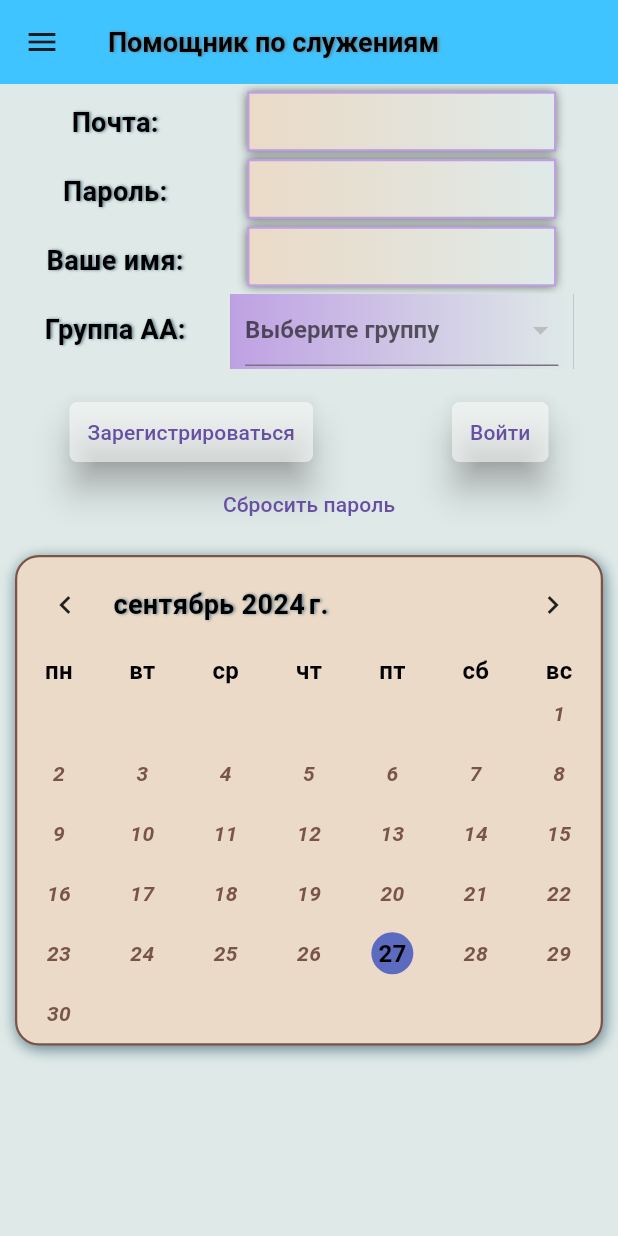
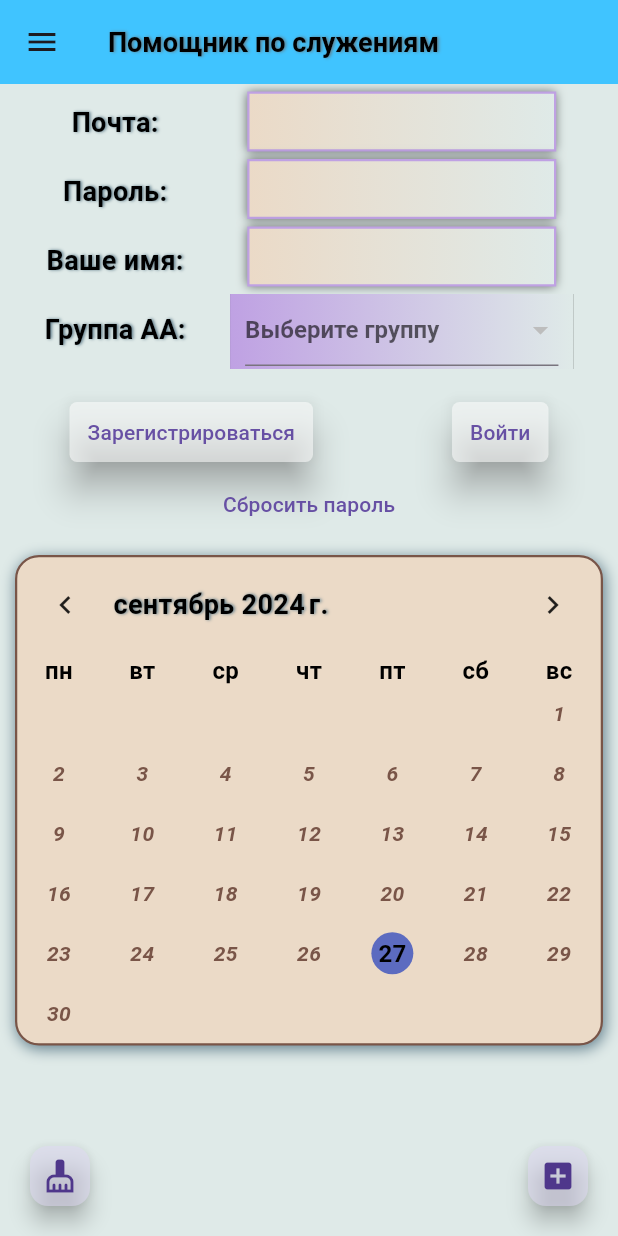
Before and after one commit to KovynevA/aahelperweb, a Flutter app: the screen it shows after launch, on a phone screen of 412 x 824 dp. Run offline on Flutter 3.47's test engine with Material 3 defaults, Android fonts, the phone set to English and light mode, and no system bars; drawn by our look-alikes of table_calendar; our stand-ins replace audioplayers, cloud_firestore, firebase_auth, firebase_core, fl_chart, mask_text_input_formatter; accounts and stored records are empty.

```diff
--- a/lib/helper/stylemenu.dart
+++ b/lib/helper/stylemenu.dart
@@ -295,6 +295,8 @@ class CustomFloatingActionButton extends StatelessWidget {
   Widget build(BuildContext context) {
     return FloatingActionButton(
       heroTag: UniqueKey(),
+      backgroundColor: AppColor.defaultColor.withOpacity(0.5),
+      mini: true,
       onPressed: onPressed,
       child: Icon(icon),
     );
--- a/lib/homapage.dart
+++ b/lib/homapage.dart
@@ -21,10 +21,6 @@ class _MyHomePageState extends State<MyHomePage> {
   @override
   void initState() {
     super.initState();
-  }
-
-  void updateState() {
-    setState(() {});
   }
 
   @override
@@ -66,9 +62,7 @@ class _MyHomePageState extends State<MyHomePage> {
           ],
         ),
       ),
-      body: ChairEventCalendar(
-        updateStateCalendar: updateState,
-      ),
+      body: ChairEventCalendar(),
       backgroundColor: AppColor.backgroundColor,
     );
   }
--- a/lib/main.dart
+++ b/lib/main.dart
@@ -12,6 +12,14 @@ class ServiceProvider extends ChangeNotifier {
   List<String> completedquetions = [];
   ProfitGroup? totalProfit;
   String speakerData = '';
+  bool _updateData = false;
+
+  bool get updateData => _updateData;
+
+  void updateState(bool trueData) {
+    _updateData = trueData;
+    notifyListeners();
+  }
 
   Future<void> loadData() async {
     if (isAutorization) {
@@ -100,7 +108,7 @@ class ServiceProvider extends ChangeNotifier {
     notifyListeners();
   }
 
-    // Метод для обновления данных о спикере
+  // Метод для обновления данных о спикере
   void updateSpeakerData(String newData) {
     speakerData = newData;
     notifyListeners();
--- a/lib/service/calendar/calendar.dart
+++ b/lib/service/calendar/calendar.dart
@@ -9,10 +9,8 @@ import 'package:table_calendar/table_calendar.dart';
 import '../../helper/utils.dart';
 
 class ChairEventCalendar extends StatefulWidget {
-  final void Function() updateStateCalendar;
   const ChairEventCalendar({
     super.key,
-    required this.updateStateCalendar,
   });
 
   @override
@@ -35,11 +33,6 @@ class _ChairEventCalendarState extends State<ChairEventCalendar> {
       _loadEvents();
     });
     super.initState();
-  }
-
-  @override
-  void didUpdateWidget(covariant ChairEventCalendar oldWidget) {
-    super.didUpdateWidget(oldWidget);
   }
 
   void updateCalendar() {
@@ -249,7 +242,7 @@ class _ChairEventCalendarState extends State<ChairEventCalendar> {
   }
 
 // Очистить календарь от событий
-  void _clearCalendar() async {
+  void _clearCalendar() {
     setState(() {
       kEvents.clear();
       _selectedEvents.value = [];
@@ -323,9 +316,10 @@ class _ChairEventCalendarState extends State<ChairEventCalendar> {
 
   @override
   Widget build(BuildContext context) {
-    Provider.of<ServiceProvider>(context, listen: true);
     _selectedEvents.value = _getEventsForDay(_selectedDay!);
-    return SingleChildScrollView(
+    return Stack(
+      children: [
+        SingleChildScrollView(
           child: Column(
             children: [
               AuthentificationWidget(
@@ -395,7 +389,7 @@ class _ChairEventCalendarState extends State<ChairEventCalendar> {
                 valueListenable: _selectedEvents,
                 builder: (context, value, _) {
                   return SizedBox(
-                height: MediaQuery.of(context).size.height - 100,
+                    height: MediaQuery.of(context).size.height - 150,
                     child: ListView.builder(
                       itemCount: value.length,
                       itemBuilder: (context, index) {
@@ -403,10 +397,11 @@ class _ChairEventCalendarState extends State<ChairEventCalendar> {
                           key: Key(value[index].title),
                           onDismissed: (direction) {
                             if (direction == DismissDirection.endToStart) {
-                          _deleteAllLinkedEvents(
-                              value[index]); // Удалить все связанные события
+                              _deleteAllLinkedEvents(value[
+                                  index]); // Удалить все связанные события
                             } else {
-                          _deleteEvent(value[index]); // Удалить одно событие
+                              _deleteEvent(
+                                  value[index]); // Удалить одно событие
                             }
                           },
                           background: Container(
@@ -438,31 +433,33 @@ class _ChairEventCalendarState extends State<ChairEventCalendar> {
                   );
                 },
               ),
-          Padding(
-            padding: const EdgeInsets.all(6.0),
-            child: Row(
-              mainAxisAlignment: MainAxisAlignment.spaceAround,
-              children: [
-                CustomFloatingActionButton(
+            ],
+          ),
+        ),
+        Positioned(
+          bottom: 16.0,
+          left: 16.0,
+          child: CustomFloatingActionButton(
               icon: Icons.cleaning_services,
               onPressed: () async {
                 final ServiceUser? serviceUser = await getServiceUser();
                 if (serviceUser != null &&
                     serviceUser.type.contains(ServiceName.chairperson)) {
-                        _clearCalendar;
+                  _clearCalendar();
                 } else {
                   infoSnackBar(context, 'Недостаточно прав');
                 }
               }),
-                CustomFloatingActionButton(
+        ),
+        Positioned(
+          bottom: 16.0,
+          right: 16.0,
+          child: CustomFloatingActionButton(
             icon: Icons.add_box,
             onPressed: _addEvent,
           ),
-              ],
-            ),
         ),
       ],
-      ),
     );
   }
 }
--- a/lib/service/findgroup/findpage.dart
+++ b/lib/service/findgroup/findpage.dart
@@ -1,5 +1,4 @@
 import 'package:aahelper/helper/utils.dart';
-import 'package:cloud_firestore/cloud_firestore.dart';
 import 'package:flutter/material.dart';
 
 class FindPage extends StatefulWidget {
--- a/lib/service/treasurer/workmeeting.dart
+++ b/lib/service/treasurer/workmeeting.dart
@@ -565,6 +565,7 @@ deduction.anniversary = 0.0;
                     widget.listdeductions[widget.indexdeduction] = deduction;
                     Deductions.saveDeductions(widget.listdeductions);
                     checkboxpercent = false;
+                    checkboxanniversary = false;
                     infoSnackBar(context, 'Рабочее собрание сохранено');
                   })
                 : infoSnackBar(context, 'Недостаточно прав');
--- a/pubspec.yaml
+++ b/pubspec.yaml
@@ -16,7 +16,7 @@ publish_to: 'none' # Remove this line if you wish to publish to pub.dev
 # https://developer.apple.com/library/archive/documentation/General/Reference/InfoPlistKeyReference/Articles/CoreFoundationKeys.html
 # In Windows, build-name is used as the major, minor, and patch parts
 # of the product and file versions while build-number is used as the build suffix.
-version: 1.3.1
+version: 1.3.2
 
 environment:
   sdk: '>=3.3.0-102.0.dev <4.0.0'
```
Also changed, not shown: lib/helper/utils.dart (+18 -15 lines), lib/service/chairperson/settingsgroup.dart (+14 -6 lines), lib/service/treasurer/profit.dart (+17 -10 lines). Lines whose indentation alone changed are shown as unchanged.
